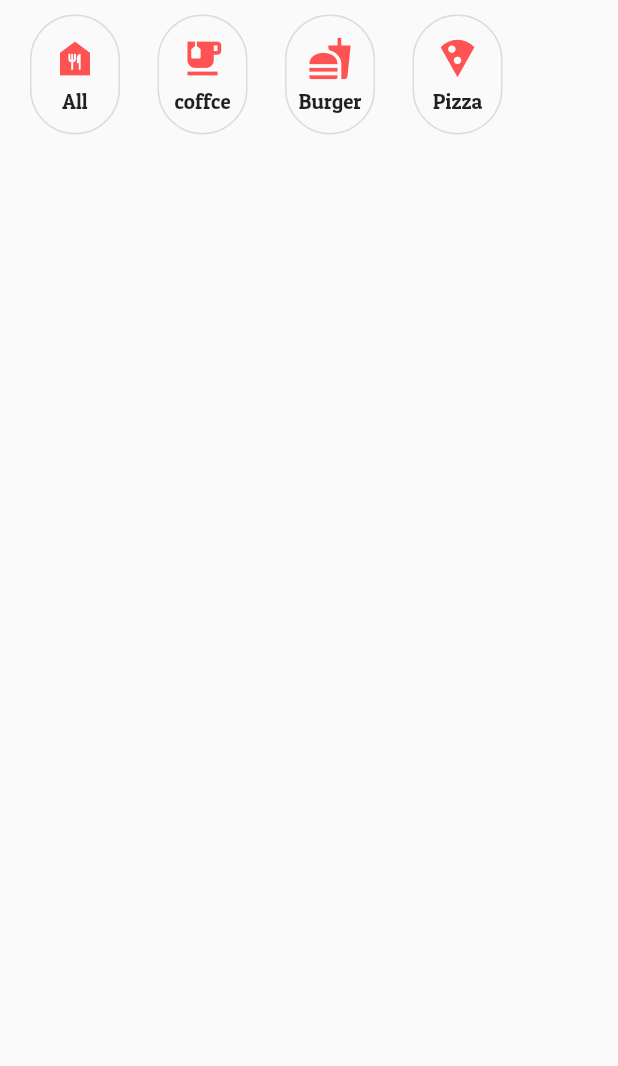
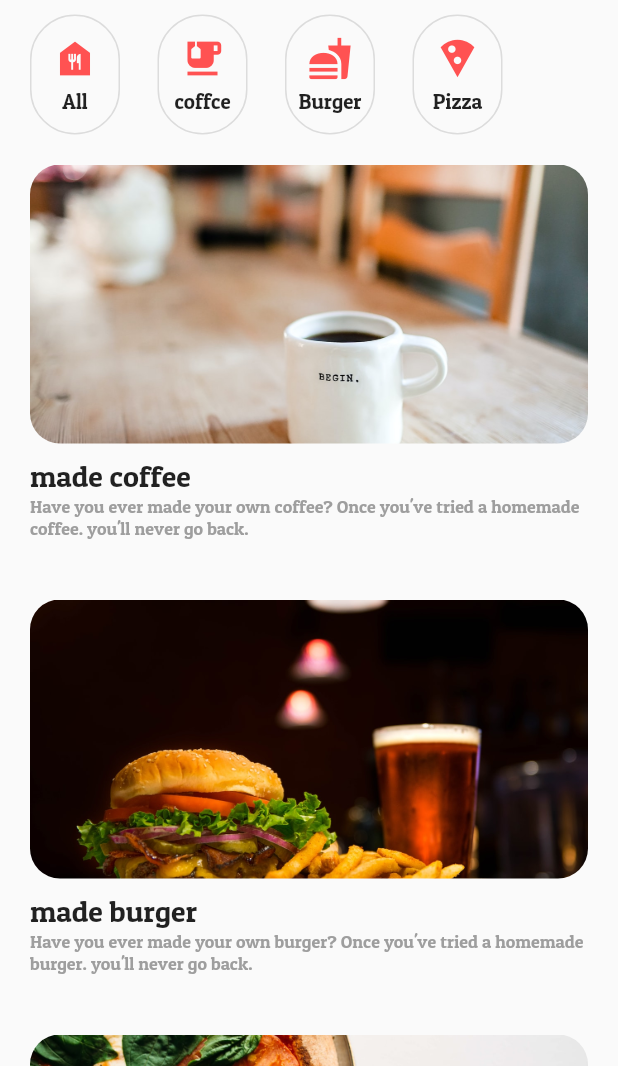
Before and after one commit to MMGGHD/Flutter, a Flutter app: the screen it shows after launch, on a phone screen of 412 x 824 dp, the part 170-1236 px from its top. Run offline on Flutter 3.47's test engine with Material 2 defaults, Android fonts, the phone set to English and light mode, and no system bars.

Commit message:
[김대현] recipe완성

```diff
--- /dev/null
+++ b/recipe_app_study/lib/components/recipe_list_item.dart
@@ -0,0 +1,57 @@
+import 'package:flutter/material.dart';
+
+class RecipeListItem extends StatelessWidget {
+  // 매개변수로 받아야하는것 image와 title, paddingValue
+  String imageName;
+  String title;
+  double paddingValue;
+
+  // 반드시 있어야 하는 것 << 선택적 매개변수 안쓰고 required
+  // paddingValue << 기본값 20, required가 필요없다.
+  RecipeListItem(
+      {required this.imageName, required this.title, this.paddingValue = 20});
+
+  @override
+  Widget build(BuildContext context) {
+    return Padding(
+      padding: EdgeInsets.symmetric(vertical: 20),
+      child: Column(
+        crossAxisAlignment: CrossAxisAlignment.start,
+        children: [
+          // Clip R(모서리) Rect 잘라준다. << 모서리 둥글게 잘라준다.
+          // ClipOval << 모서리 타원으로 둥글게 (radius 필요 X)
+          ClipRRect(
+            // Image.asset("assets/images/coffee.jpeg",width: xx,height: yy,)
+            // 이미지는 직접 크기를 지정하면 좋지 않다.
+            // 넓이는 double infinity로 잡아도 높이를 잡기가 어렵기 때문
+            // AspectRatio()로 감싸서 크기를 조정하는것이 좋다.
+            // AspectRatio() << 넓이 : 높이의 정수 비율(aspectRatio)을 가진다.
+            // aspectRatio가 2 / 1 이라면 넓이:높이 2:1의 비율이라는 뜻이다.
+            child: AspectRatio(
+              // 화면 넓이에 따라서 높이를 조절하는 비율, 정수값 연산으로 표현됨
+              aspectRatio: 2 / 1,
+              child: Image.asset(
+                // BoxFit.cover는 사진 비율에 맞춤
+                // BoxFit.fill 사진을 잘라 화면비율에 맞춤
+                fit: BoxFit.cover,
+                // "assets/images/coffee.jpeg",
+                "assets/images/${imageName}.jpeg",
+              ),
+            ),
+            borderRadius: BorderRadius.circular(20),
+          ),
+          // 공백용 SizedBox
+          SizedBox(height: 10),
+          Text(
+            "made ${title}",
+            style: TextStyle(fontSize: 20),
+          ),
+          Text(
+            "Have you ever made your own ${title}? Once you've tried a homemade ${title}. you'll never go back.",
+            style: TextStyle(fontSize: 12, color: Colors.grey),
+          ),
+        ],
+      ),
+    );
+  }
+}
--- a/recipe_app_study/lib/pages/recipe_page.dart
+++ b/recipe_app_study/lib/pages/recipe_page.dart
@@ -1,13 +1,19 @@
 import 'package:flutter/cupertino.dart';
 import 'package:flutter/material.dart';
-import 'package:recipe_app_study/components/recipe_menu.dart';
-import 'package:recipe_app_study/components/recipe_menu_icon.dart';
-import 'package:recipe_app_study/components/recipe_title.dart';
+
+import '../components/recipe_list_item.dart';
+import '../components/recipe_menu.dart';
+import '../components/recipe_title.dart';
 
 // 페이지를 만든것이다.
 // package:flutter/material.dart'; 를 임포트
 class RecipePage extends StatelessWidget {
   RecipePage({super.key});
+
+  // fetch 함수로 데이터를 받았을때 밑에서 map으로 뿌린다.
+  // List<String> fetch() {
+  //   return ["coffee", "burger", "pizza"];
+  // }
 
   @override
   Widget build(BuildContext context) {
@@ -19,12 +25,22 @@ class RecipePage extends StatelessWidget {
       body: Padding(
         // ListView를 감싼 Padding (지정하고 Alt+Enter)
         padding: const EdgeInsets.symmetric(horizontal: 20),
+        // ListView면 스크롤이 생기지만, Column이면 화면을 넘기지 않음
+        // ListView면 하위 요소의 가로 끝까지 범위가 잡힌다.
+        // Column이면 하위 요소 크기만큼 범위가 잡히고, 가운데 정렬이 된다.
+        // 이들의 하위 속성은 부모(ListView, Column등)의 제약조건을 따른다.
         child: ListView(
           children: [
             // fontFamily << 폰트설정이지만 단일 개체에만 적용됨 (다수 적용에 테마를 사용)
             RecipeTitle("Recipes"),
             SizedBox(height: 10),
             RecipeMenu(),
+            // RecipeListItem()에서 달라야하는것 Name, title, padding << 매개변수로준다.
+            RecipeListItem(imageName: "coffee", title: "coffee"),
+            RecipeListItem(imageName: "burger", title: "burger"),
+            RecipeListItem(imageName: "pizza", title: "pizza"),
+            // fetch로 받은 List를 Stream의 map을 써서 뽑아내는 방법
+            // fetch().map((e) => RecipeListItem(imageName: e, title: title)).toList(),
           ],
         ),
       ),
```
Also changed, not shown: recipe_app_study/lib/pages/recipe_page_copy.dart (added, +53 -0 lines).
